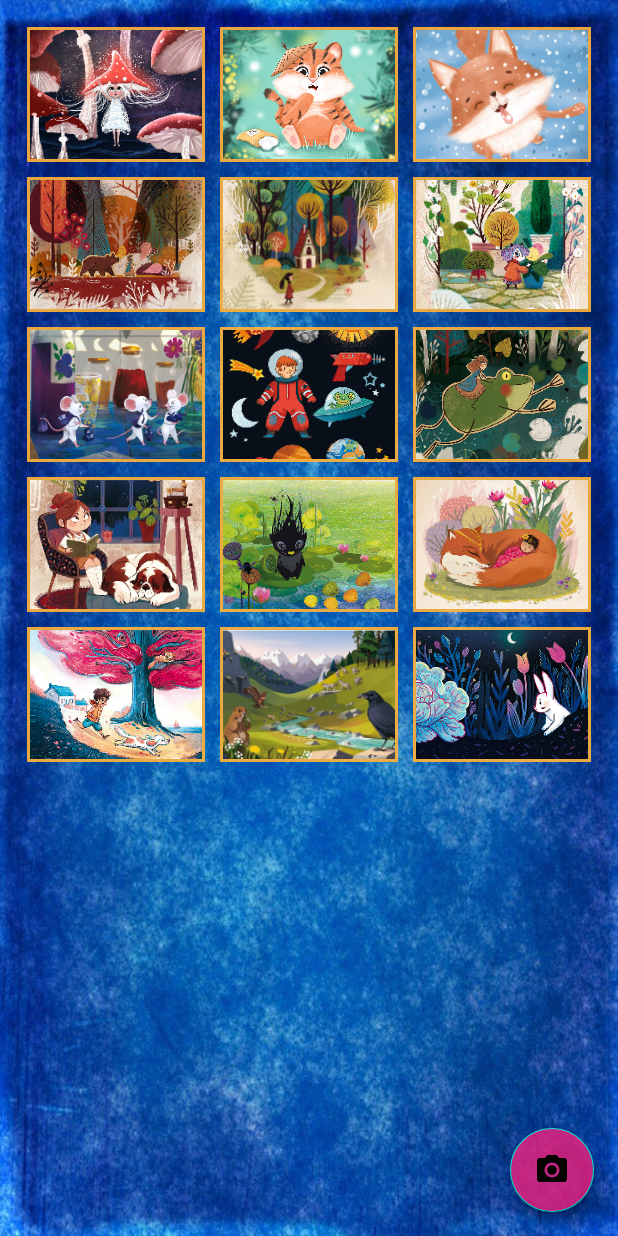
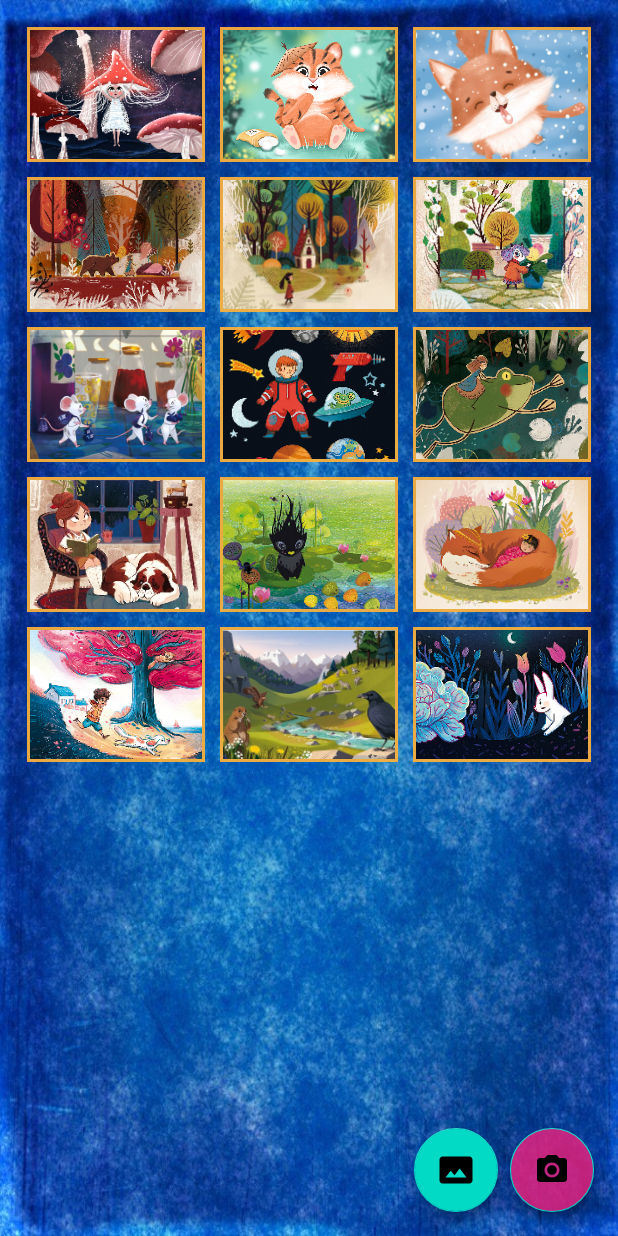
Before and after one commit to SantaKolosovska/KidsPuzzle, an Android app: the GridViewActivity screen opened directly, with no data from a screen before it, on a phone screen of 412 x 824 dp. Run offline under Robolectric (Android 15) with nearby library versions, the phone set to English and light mode, and no system bars.

Commit message:
fixed camera and gallery (after complexity code was added they didn't work)

```diff
--- a/app/src/main/java/lv/marmog/androidpuzzlegame/GridViewActivity.java
+++ b/app/src/main/java/lv/marmog/androidpuzzlegame/GridViewActivity.java
@@ -30,12 +30,20 @@ import java.util.Date;
 
 public class GridViewActivity extends AppCompatActivity {
 
-    //picture from camera-------------------------------------------------------------------
+    //picture from camera and gallery --------------------------------------------------------------
     private static final int REQUEST_PERMISSION_WRITE_EXTERNAL_STORAGE = 2;
     private static final int REQUEST_IMAGE_CAPTURE = 1;
     String mCurrentPhotoPath;
 
+    static final int REQUEST_PERMISSION_READ_EXTERNAL_STORAGE = 3;
+    static final int REQUEST_IMAGE_GALLERY = 4;
+
     //-------------------------------------------------------------------picture from camera
+
+    // complexity form complexity activity
+    int piecesIntent;
+    int columnsIntent;
+    int rowsIntent;
 
 
     @Override
@@ -46,9 +54,9 @@ public class GridViewActivity extends AppCompatActivity {
         // --- get complexity
         Intent getComplexity = getIntent();
 
-        int piecesIntent = getComplexity.getIntExtra("numberOfPieces", 0);
-        int columnsIntent = getComplexity.getIntExtra("numberOfColumns", 0);
-        int rowsIntent = getComplexity.getIntExtra("numberOfRows", 0);
+        piecesIntent = getComplexity.getIntExtra("numberOfPieces", 56);
+        columnsIntent = getComplexity.getIntExtra("numberOfColumns", 8);
+        rowsIntent = getComplexity.getIntExtra("numberOfRows", 7);
 
         // --- /
 
@@ -144,12 +152,42 @@ public class GridViewActivity extends AppCompatActivity {
     protected void onActivityResult(int requestCode, int resultCode, Intent data) {
         super.onActivityResult(requestCode, resultCode, data);
         if (requestCode == REQUEST_IMAGE_CAPTURE && resultCode == RESULT_OK) {
+
             Intent intent = new Intent(this, PuzzleActivity.class);
+
+            // --- put extras for pieces
+            intent.putExtra("numOfPiecesToPuz", piecesIntent);
+            intent.putExtra("numOfColumnsToPuz", columnsIntent);
+            intent.putExtra("numOfRowsToPuz", rowsIntent);
+            // --- extra for complexity
+
             intent.putExtra("mCurrentPhotoPath", mCurrentPhotoPath);
+
+            startActivity(intent);
+        }
+        if (requestCode == REQUEST_IMAGE_GALLERY && resultCode == RESULT_OK) {
+            Uri uri = data.getData();
+            Intent intent = new Intent(this, PuzzleActivity.class);
+            // --- put extras for pieces
+            intent.putExtra("numOfPiecesToPuz", piecesIntent);
+            intent.putExtra("numOfColumnsToPuz", columnsIntent);
+            intent.putExtra("numOfRowsToPuz", rowsIntent);
+            // --- extra for complexity
+            intent.putExtra("mCurrentPhotoUri", uri.toString());
             startActivity(intent);
         }
     }
     //-------------------------------------------------------------------picture from camera
 
+    public void onImageFromGalleryClick(View view) {
+        if (ContextCompat.checkSelfPermission(this, Manifest.permission.READ_EXTERNAL_STORAGE) != PackageManager.PERMISSION_GRANTED) {
+            ActivityCompat.requestPermissions(this, new String[] {Manifest.permission.READ_EXTERNAL_STORAGE}, REQUEST_PERMISSION_READ_EXTERNAL_STORAGE);
+        } else {
+            Intent intent = new Intent(Intent.ACTION_GET_CONTENT);
+            intent.setType("image/*");
+            startActivityForResult(intent, REQUEST_IMAGE_GALLERY);
+        }
+    }
+
 
 }
--- /dev/null
+++ b/app/src/main/res/drawable/ic_baseline_image_24.xml
@@ -0,0 +1,10 @@
+<vector xmlns:android="http://schemas.android.com/apk/res/android"
+    android:width="24dp"
+    android:height="24dp"
+    android:viewportWidth="24"
+    android:viewportHeight="24"
+    android:tint="?attr/colorControlNormal">
+  <path
+      android:fillColor="@android:color/white"
+      android:pathData="M21,3H3C2,3 1,4 1,5v14c0,1.1 0.9,2 2,2h18c1,0 2,-1 2,-2V5c0,-1 -1,-2 -2,-2zM5,17l3.5,-4.5 2.5,3.01L14.5,11l4.5,6H5z"/>
+</vector>
--- a/app/src/main/res/layout/activity_grid_view.xml
+++ b/app/src/main/res/layout/activity_grid_view.xml
@@ -39,4 +39,19 @@
         android:backgroundTint="@color/pink"
         app:layout_constraintBottom_toBottomOf="parent"
         app:layout_constraintEnd_toEndOf="parent" />
+
+    <com.google.android.material.floatingactionbutton.FloatingActionButton
+        android:id="@+id/galleryButton"
+        android:layout_width="wrap_content"
+        android:layout_height="wrap_content"
+        android:layout_marginBottom="16dp"
+        android:layout_marginEnd="8dp"
+        android:layout_marginRight="8dp"
+        android:clickable="true"
+        android:onClick="onImageFromGalleryClick"
+        android:src="@drawable/ic_baseline_image_24"
+        android:tint="@android:color/white"
+        app:layout_constraintBottom_toBottomOf="parent"
+        app:layout_constraintEnd_toStartOf="@id/cameraButton" />
+
 </androidx.constraintlayout.widget.ConstraintLayout>
```
Also changed, not shown: app/src/main/java/lv/marmog/androidpuzzlegame/PuzzleActivity.java (+40 -4 lines).
